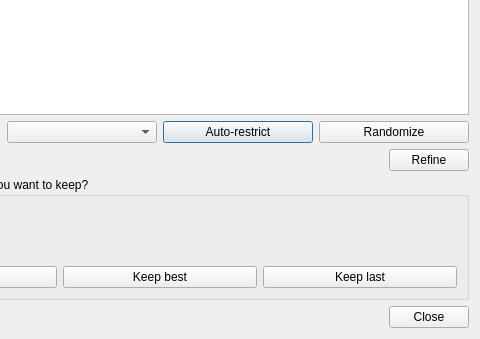
The window that src/mudlab/ui/refinement.ui (Parthasarathi-Ghosh/MudLab2) describes before a commit, drawn with Qt 5; both pictures show x 160 to 640 and y 221 to 560 of the 640 by 560 pixel window.
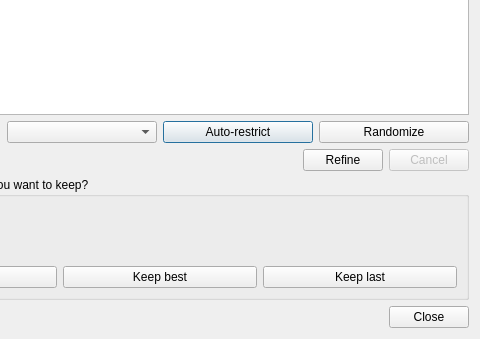
The same window after the commit.

Commit message: Refinement Phase C: threaded refine with Cancel + live status

What changed in the file:
```diff
--- a/src/mudlab/ui/refinement.ui
+++ b/src/mudlab/ui/refinement.ui
@@ -93,6 +93,19 @@
        </property>
       </widget>
      </item>
+     <item>
+      <widget class="QPushButton" name="btn_cancel">
+       <property name="enabled">
+        <bool>false</bool>
+       </property>
+       <property name="toolTip">
+        <string>Stop the running refinement and keep the best solution found so far.</string>
+       </property>
+       <property name="text">
+        <string>Cancel</string>
+       </property>
+      </widget>
+     </item>
     </layout>
    </item>
    <item>
```
Left out of the diff: 9 changed lines with no effect on the pictures. The commit also changes 6 other files.
